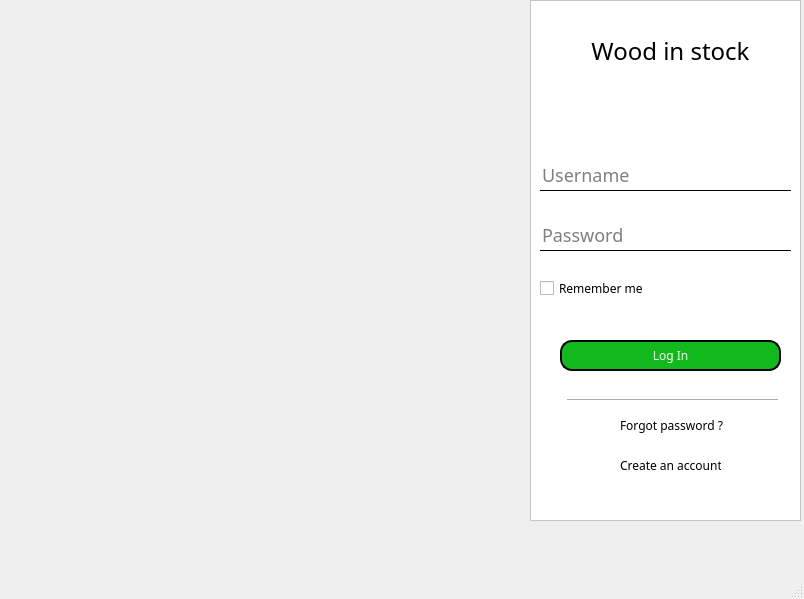
Above: app/main_login.ui from omegaBionic/maderation_front before the change. Below: the same form after it.
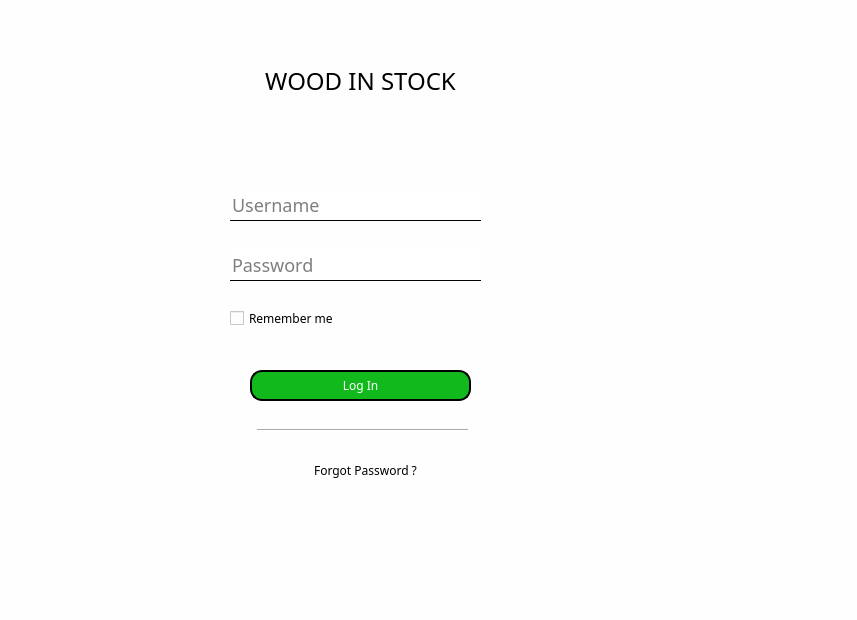
That is the form after the change. Icons and pictures are not drawn.

```diff
--- a/app/main_login.ui
+++ b/app/main_login.ui
@@ -6,45 +6,156 @@
    <rect>
     <x>0</x>
     <y>0</y>
-    <width>804</width>
-    <height>599</height>
+    <width>857</width>
+    <height>620</height>
    </rect>
   </property>
   <property name="windowTitle">
    <string>MainWindow</string>
   </property>
   <property name="styleSheet">
-   <string notr="true">*{
+   <string notr="true">QMainWindow{
 font-family:Futura LT;
 font-size:24px;
+background-color: rgb(254, 254, 254);
 }</string>
   </property>
   <widget class="QWidget" name="centralwidget">
-   <widget class="QFrame" name="frame">
+   <property name="styleSheet">
+    <string notr="true">QWidget{
+font-family:Futura LT;
+font-size:24px;
+background-color: rgb(254, 254, 254);
+}</string>
+   </property>
+   <widget class="QLabel" name="label_2">
     <property name="geometry">
      <rect>
-      <x>530</x>
+      <x>0</x>
       <y>0</y>
-      <width>271</width>
+      <width>531</width>
       <height>521</height>
      </rect>
     </property>
+    <property name="text">
+     <string/>
+    </property>
+    <property name="pixmap">
+     <pixmap>../../../Users/XN5798/Pictures/woodhouse.jpg</pixmap>
+    </property>
+    <property name="scaledContents">
+     <bool>true</bool>
+    </property>
+   </widget>
+   <widget class="QLineEdit" name="lineEdit_user">
+    <property name="geometry">
+     <rect>
+      <x>230</x>
+      <y>190</y>
+      <width>251</width>
+      <height>31</height>
+     </rect>
+    </property>
     <property name="styleSheet">
-     <string notr="true">QFrame{
-background:#ffffff;
+     <string notr="true">background:none;
+border:none;
+border-bottom:1px solid black;
+font-size:18px;</string>
+    </property>
+    <property name="text">
+     <string/>
+    </property>
+    <property name="placeholderText">
+     <string>Username</string>
+    </property>
+   </widget>
+   <widget class="QLineEdit" name="lineEdit_pwd">
+    <property name="geometry">
+     <rect>
+      <x>230</x>
+      <y>250</y>
+      <width>251</width>
+      <height>31</height>
+     </rect>
+    </property>
+    <property name="styleSheet">
+     <string notr="true">background:none;
+border:none;
+border-bottom:1px solid black;
+font-size:18px;</string>
+    </property>
+    <property name="text">
+     <string/>
+    </property>
+    <property name="echoMode">
+     <enum>QLineEdit::Password</enum>
+    </property>
+    <property name="placeholderText">
+     <string>Password</string>
+    </property>
+   </widget>
+   <widget class="QCheckBox" name="chk_remember">
+    <property name="geometry">
+     <rect>
+      <x>230</x>
+      <y>310</y>
+      <width>111</width>
+      <height>17</height>
+     </rect>
+    </property>
+    <property name="cursor">
+     <cursorShape>PointingHandCursor</cursorShape>
+    </property>
+    <property name="styleSheet">
+     <string notr="true">font-size:12px;</string>
+    </property>
+    <property name="text">
+     <string>Remember me</string>
+    </property>
+   </widget>
+   <widget class="Line" name="line">
+    <property name="geometry">
+     <rect>
+      <x>257</x>
+      <y>420</y>
+      <width>211</width>
+      <height>20</height>
+     </rect>
+    </property>
+    <property name="orientation">
+     <enum>Qt::Horizontal</enum>
+    </property>
+   </widget>
+   <widget class="QPushButton" name="btn_login">
+    <property name="geometry">
+     <rect>
+      <x>250</x>
+      <y>370</y>
+      <width>221</width>
+      <height>31</height>
+     </rect>
+    </property>
+    <property name="cursor">
+     <cursorShape>PointingHandCursor</cursorShape>
+    </property>
+    <property name="styleSheet">
+     <string notr="true">QPushButton{
+font-size:12px;
+background:#11b91c;
+Border-radius:12px;
+border: 2px solid black;
+color:white;
 }</string>
     </property>
-    <property name="frameShape">
-     <enum>QFrame::StyledPanel</enum>
+    <property name="text">
+     <string>Log In</string>
     </property>
-    <property name="frameShadow">
-     <enum>QFrame::Raised</enum>
-    </property>
-    <widget class="QLabel" name="label">
+   </widget>
+   <widget class="QLabel" name="label_title">
      <property name="geometry">
       <rect>
-       <x>30</x>
-       <y>20</y>
+      <x>250</x>
+      <y>50</y>
        <width>221</width>
        <height>61</height>
       </rect>
@@ -55,27 +166,27 @@
         <colorrole role="Button">
          <brush brushstyle="SolidPattern">
           <color alpha="255">
-           <red>255</red>
-           <green>255</green>
-           <blue>255</blue>
+          <red>254</red>
+          <green>254</green>
+          <blue>254</blue>
           </color>
          </brush>
         </colorrole>
         <colorrole role="Base">
          <brush brushstyle="SolidPattern">
           <color alpha="255">
-           <red>255</red>
-           <green>255</green>
-           <blue>255</blue>
+          <red>254</red>
+          <green>254</green>
+          <blue>254</blue>
           </color>
          </brush>
         </colorrole>
         <colorrole role="Window">
          <brush brushstyle="SolidPattern">
           <color alpha="255">
-           <red>255</red>
-           <green>255</green>
-           <blue>255</blue>
+          <red>254</red>
+          <green>254</green>
+          <blue>254</blue>
           </color>
          </brush>
         </colorrole>
@@ -84,27 +195,27 @@
         <colorrole role="Button">
          <brush brushstyle="SolidPattern">
           <color alpha="255">
-           <red>255</red>
-           <green>255</green>
-           <blue>255</blue>
+          <red>254</red>
+          <green>254</green>
+          <blue>254</blue>
           </color>
          </brush>
         </colorrole>
         <colorrole role="Base">
          <brush brushstyle="SolidPattern">
           <color alpha="255">
-           <red>255</red>
-           <green>255</green>
-           <blue>255</blue>
+          <red>254</red>
+          <green>254</green>
+          <blue>254</blue>
           </color>
          </brush>
         </colorrole>
         <colorrole role="Window">
          <brush brushstyle="SolidPattern">
           <color alpha="255">
-           <red>255</red>
-           <green>255</green>
-           <blue>255</blue>
+          <red>254</red>
+          <green>254</green>
+          <blue>254</blue>
           </color>
          </brush>
         </colorrole>
@@ -113,27 +224,27 @@
         <colorrole role="Button">
          <brush brushstyle="SolidPattern">
           <color alpha="255">
-           <red>255</red>
-           <green>255</green>
-           <blue>255</blue>
+          <red>254</red>
+          <green>254</green>
+          <blue>254</blue>
           </color>
          </brush>
         </colorrole>
         <colorrole role="Base">
          <brush brushstyle="SolidPattern">
           <color alpha="255">
-           <red>255</red>
-           <green>255</green>
-           <blue>255</blue>
+          <red>254</red>
+          <green>254</green>
+          <blue>254</blue>
           </color>
          </brush>
         </colorrole>
         <colorrole role="Window">
          <brush brushstyle="SolidPattern">
           <color alpha="255">
-           <red>255</red>
-           <green>255</green>
-           <blue>255</blue>
+          <red>254</red>
+          <green>254</green>
+          <blue>254</blue>
           </color>
          </brush>
         </colorrole>
@@ -148,174 +259,38 @@
 </string>
      </property>
      <property name="text">
-      <string>Wood in stock</string>
+     <string>WOOD IN STOCK</string>
      </property>
      <property name="alignment">
       <set>Qt::AlignCenter</set>
      </property>
     </widget>
-    <widget class="QPushButton" name="btn_login">
+   <widget class="QPushButton" name="btn_forgot">
      <property name="geometry">
       <rect>
-       <x>30</x>
-       <y>340</y>
-       <width>221</width>
-       <height>31</height>
-      </rect>
-     </property>
-     <property name="styleSheet">
-      <string notr="true">QPushButton{
-font-size:12px;
-background:#11b91c;
-Border-radius:12px;
-border: 2px solid black;
-color:white;
-}</string>
-     </property>
-     <property name="text">
-      <string>Log In</string>
-     </property>
-    </widget>
-    <widget class="QLineEdit" name="lineEdit_user">
-     <property name="geometry">
-      <rect>
-       <x>10</x>
-       <y>160</y>
-       <width>251</width>
-       <height>31</height>
-      </rect>
-     </property>
-     <property name="styleSheet">
-      <string notr="true">background:none;
-border:none;
-border-bottom:1px solid black;
-font-size:18px;</string>
-     </property>
-     <property name="text">
-      <string/>
-     </property>
-     <property name="placeholderText">
-      <string>Username</string>
-     </property>
-    </widget>
-    <widget class="QLineEdit" name="lineEdit_pwd">
-     <property name="geometry">
-      <rect>
-       <x>10</x>
-       <y>220</y>
-       <width>251</width>
-       <height>31</height>
-      </rect>
-     </property>
-     <property name="styleSheet">
-      <string notr="true">background:none;
-border:none;
-border-bottom:1px solid black;
-font-size:18px;</string>
-     </property>
-     <property name="text">
-      <string/>
-     </property>
-     <property name="echoMode">
-      <enum>QLineEdit::Password</enum>
-     </property>
-     <property name="placeholderText">
-      <string>Password</string>
-     </property>
-    </widget>
-    <widget class="QLabel" name="lbl_pwd">
-     <property name="geometry">
-      <rect>
-       <x>90</x>
-       <y>410</y>
-       <width>121</width>
-       <height>31</height>
-      </rect>
-     </property>
-     <property name="styleSheet">
-      <string notr="true">font-size:12px;</string>
-     </property>
-     <property name="text">
-      <string>Forgot password ?</string>
-     </property>
-    </widget>
-    <widget class="Line" name="line">
-     <property name="geometry">
-      <rect>
-       <x>37</x>
-       <y>390</y>
-       <width>211</width>
-       <height>20</height>
-      </rect>
-     </property>
-     <property name="orientation">
-      <enum>Qt::Horizontal</enum>
-     </property>
-    </widget>
-    <widget class="QCheckBox" name="chk_remember">
-     <property name="geometry">
-      <rect>
-       <x>10</x>
-       <y>280</y>
-       <width>111</width>
-       <height>17</height>
-      </rect>
-     </property>
-     <property name="styleSheet">
-      <string notr="true">font-size:12px;</string>
-     </property>
-     <property name="text">
-      <string>Remember me</string>
-     </property>
-    </widget>
-    <widget class="QLabel" name="lbl_create_account">
-     <property name="geometry">
-      <rect>
-       <x>90</x>
+      <x>300</x>
        <y>450</y>
-       <width>101</width>
-       <height>31</height>
-      </rect>
-     </property>
+      <width>131</width>
+      <height>41</height>
+     </rect>
+    </property>
+    <property name="cursor">
+     <cursorShape>PointingHandCursor</cursorShape>
+    </property>
      <property name="styleSheet">
-      <string notr="true">font-size:12px;</string>
+     <string notr="true">QPushButton{
+font-size:12px;
+background:rgba(0,0,0,0);
+Border-radius:12px;
+border: 0px solid black;
+color:black;
+}</string>
      </property>
      <property name="text">
-      <string>Create an account</string>
+     <string>Forgot Password ?</string>
      </property>
     </widget>
    </widget>
-   <widget class="QLabel" name="label_2">
-    <property name="geometry">
-     <rect>
-      <x>0</x>
-      <y>0</y>
-      <width>531</width>
-      <height>521</height>
-     </rect>
-    </property>
-    <property name="text">
-     <string/>
-    </property>
-    <property name="pixmap">
-     <pixmap>../../../../Users/XN5798/Pictures/woodhouse.jpg</pixmap>
-    </property>
-    <property name="scaledContents">
-     <bool>true</bool>
-    </property>
-   </widget>
-  </widget>
-  <widget class="QMenuBar" name="menubar">
-   <property name="geometry">
-    <rect>
-     <x>0</x>
-     <y>0</y>
-     <width>804</width>
-     <height>35</height>
-    </rect>
-   </property>
-  </widget>
-  <widget class="QStatusBar" name="statusbar"/>
  </widget>
  <resources/>
  <connections/>
```
Lines whose indentation alone changed are shown as unchanged.
